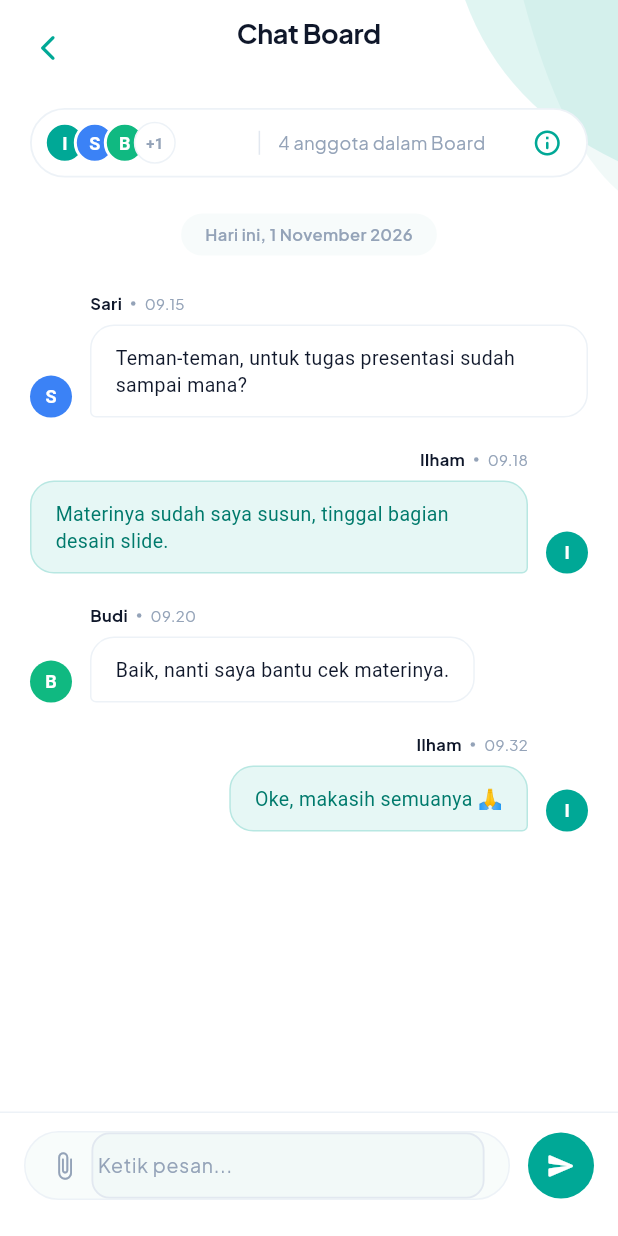
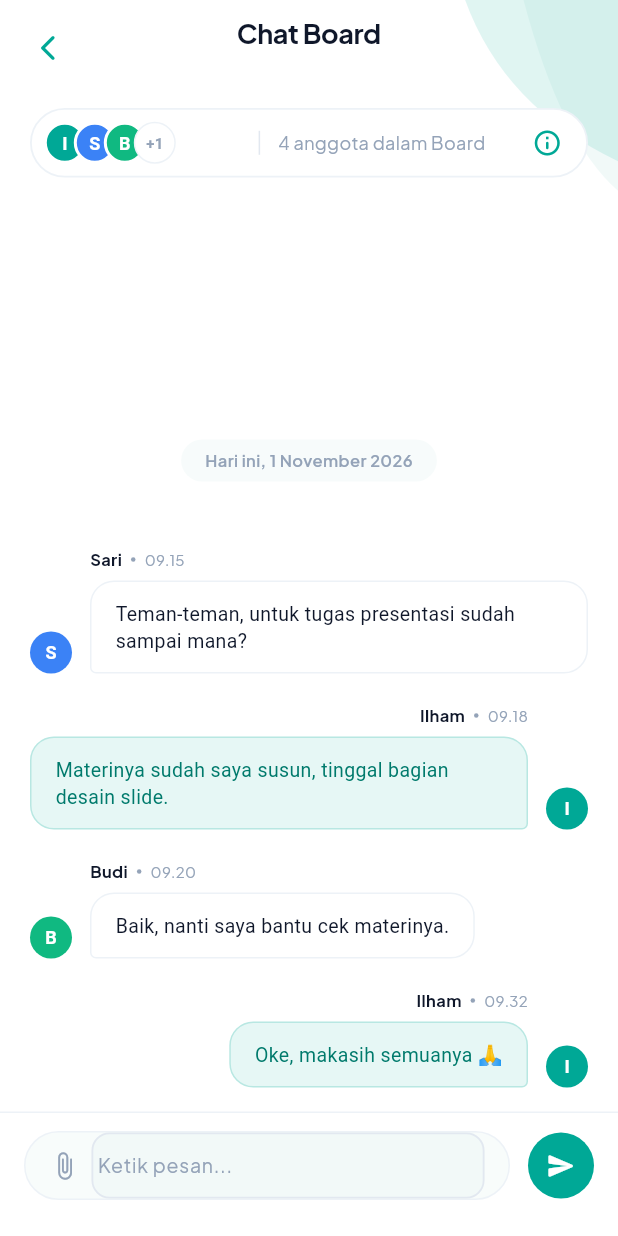
Before and after one commit to muttaqin-sun/TimKerja, a Flutter app: the BoardChatScreen screen opened directly with empty values, on a phone screen of 412 x 824 dp. Run offline on Flutter 3.47's test engine with Material 3 defaults, Android fonts, the phone set to English and light mode, and no system bars; our stand-ins replace google_fonts, pdf, printing.

Commit message:
fix keyboard overflow and message list direction using reverse layout

```diff
--- a/lib/screens/board_chat_screen.dart
+++ b/lib/screens/board_chat_screen.dart
@@ -15,22 +15,14 @@ class BoardChatScreen extends StatefulWidget {
 class _BoardChatScreenState extends State<BoardChatScreen> {
   final TextEditingController _messageController = TextEditingController();
 
-  // Data obrolan statis (dummy) sesuai gambar
+  // PERUBAHAN 1: Urutan data dibalik (Pesan terbaru ditaruh di paling atas / index 0)
   final List _messages = [
-    {
-      'sender': 'Sari',
-      'initial': 'S',
-      'color': const Color(0xFF3B82F6), // Biru
-      'time': '09.15',
-      'text': 'Teman-teman, untuk tugas presentasi sudah sampai mana?',
-      'isMe': false,
-    },
     {
       'sender': 'Ilham',
       'initial': 'I',
-      'color': const Color(0xFF00A896), // Tosca
-      'time': '09.18',
-      'text': 'Materinya sudah saya susun, tinggal bagian desain slide.',
+      'color': const Color(0xFF00A896),
+      'time': '09.32',
+      'text': 'Oke, makasih semuanya 🙏',
       'isMe': true,
     },
     {
@@ -44,10 +36,18 @@ class _BoardChatScreenState extends State<BoardChatScreen> {
     {
       'sender': 'Ilham',
       'initial': 'I',
-      'color': const Color(0xFF00A896),
-      'time': '09.32',
-      'text': 'Oke, makasih semuanya 🙏',
+      'color': const Color(0xFF00A896), // Tosca
+      'time': '09.18',
+      'text': 'Materinya sudah saya susun, tinggal bagian desain slide.',
       'isMe': true,
+    },
+    {
+      'sender': 'Sari',
+      'initial': 'S',
+      'color': const Color(0xFF3B82F6), // Biru
+      'time': '09.15',
+      'text': 'Teman-teman, untuk tugas presentasi sudah sampai mana?',
+      'isMe': false,
     },
   ];
 
@@ -60,7 +60,8 @@ class _BoardChatScreenState extends State<BoardChatScreen> {
   void _sendMessage() {
     if (_messageController.text.trim().isNotEmpty) {
       setState(() {
-        _messages.add({
+        // PERUBAHAN 2: Gunakan insert(0) agar pesan baru masuk ke index 0 (paling bawah di layar)
+        _messages.insert(0, {
           'sender': 'Ilham',
           'initial': 'I',
           'color': const Color(0xFF00A896),
@@ -234,6 +235,8 @@ class _BoardChatScreenState extends State<BoardChatScreen> {
                 // 3. DAFTAR CHAT (List)
                 Expanded(
                   child: ListView.builder(
+                    // PERUBAHAN 3: Aktifkan reverse agar list menempel di bawah dan ikut naik saat keyboard muncul
+                    reverse: true,
                     padding: const EdgeInsets.symmetric(
                       horizontal: 20,
                       vertical: 16,
@@ -241,10 +244,11 @@ class _BoardChatScreenState extends State<BoardChatScreen> {
                     physics: const BouncingScrollPhysics(),
                     itemCount: _messages.length + 1, // +1 untuk badge tanggal
                     itemBuilder: (context, index) {
-                      if (index == 0) {
+                      // PERUBAHAN 4: Karena reverse=true, index terakhir adalah posisi paling atas layar
+                      if (index == _messages.length) {
                         return Center(
                           child: Container(
-                            margin: const EdgeInsets.only(bottom: 24),
+                            margin: const EdgeInsets.only(bottom: 24, top: 16),
                             padding: const EdgeInsets.symmetric(
                               horizontal: 16,
                               vertical: 6,
@@ -264,7 +268,7 @@ class _BoardChatScreenState extends State<BoardChatScreen> {
                         );
                       }
 
-                      final msg = _messages[index - 1];
+                      final msg = _messages[index];
                       return _buildChatBubble(
                         text: msg['text'],
                         sender: msg['sender'],
@@ -385,8 +389,9 @@ class _BoardChatScreenState extends State<BoardChatScreen> {
     required Color color,
     required bool isMe,
   }) {
+    // Sedikit penyesuaian padding karena reverse: true membalik arah render
     return Padding(
-      padding: const EdgeInsets.only(bottom: 20.0),
+      padding: const EdgeInsets.only(top: 20.0),
       child: Row(
         crossAxisAlignment: CrossAxisAlignment.end,
         mainAxisAlignment: isMe
```
